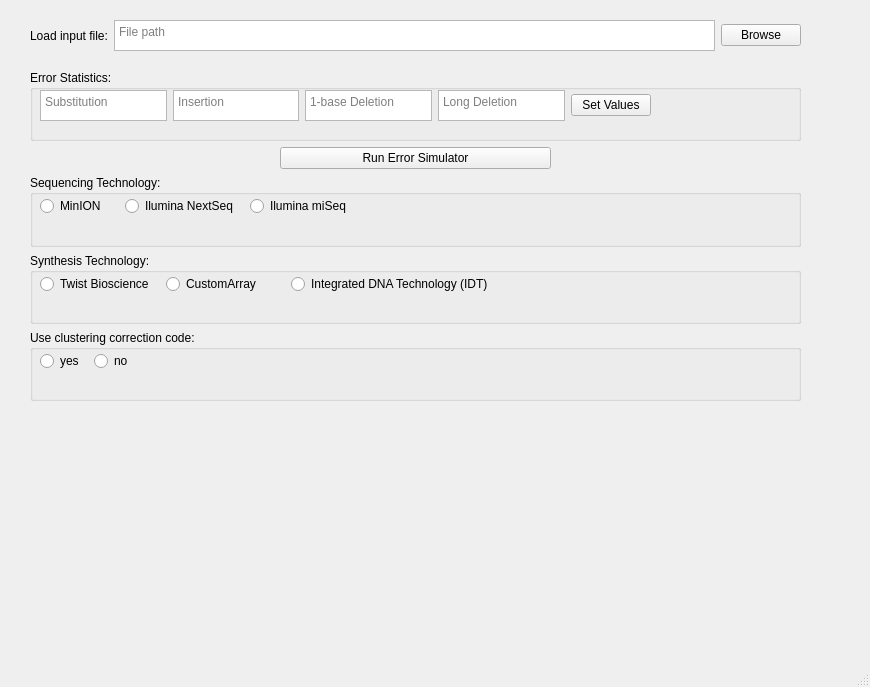
This is dnaSimulator/dnaSimulator.ui in oyerush/DNASimulator as Qt 5 draws it before an edit. The edited form follows.
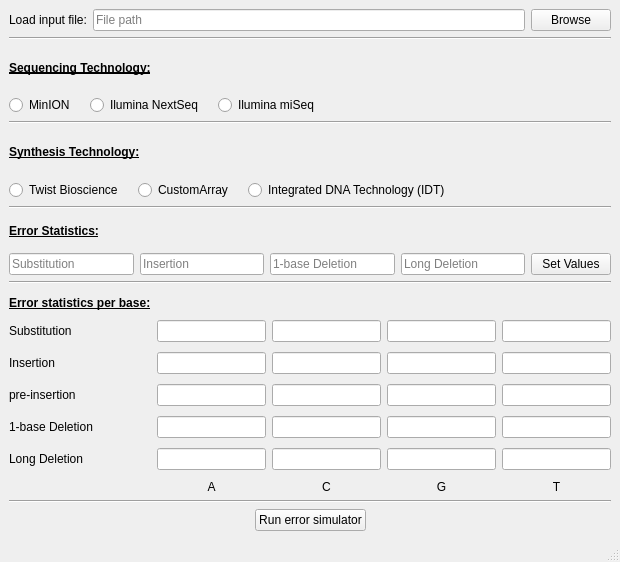
This is the edited form.

Commit message: #9 - changed the UI and added better layouts. Also added the per base error rates

Diff of the .ui file:
```diff
--- a/dnaSimulator/dnaSimulator.ui
+++ b/dnaSimulator/dnaSimulator.ui
@@ -6,33 +6,26 @@
    <rect>
     <x>0</x>
     <y>0</y>
-    <width>870</width>
-    <height>687</height>
+    <width>620</width>
+    <height>562</height>
    </rect>
   </property>
   <property name="windowTitle">
    <string>DNA Simulator</string>
   </property>
   <widget class="QWidget" name="centralwidget">
-   <widget class="QWidget" name="horizontalLayoutWidget_2">
-    <property name="geometry">
-     <rect>
-      <x>30</x>
-      <y>20</y>
-      <width>771</width>
-      <height>31</height>
-     </rect>
-    </property>
-    <layout class="QHBoxLayout" name="load_input_horizontalLayout">
+   <layout class="QVBoxLayout" name="verticalLayout_3">
      <item>
-      <widget class="QLabel" name="loadInputLabel">
+     <layout class="QHBoxLayout" name="file_input_horizontalLayout">
+      <item>
+       <widget class="QLabel" name="load_Input_Label">
        <property name="text">
         <string>Load input file:</string>
        </property>
       </widget>
      </item>
      <item>
-      <widget class="QPlainTextEdit" name="filePath_textEdit">
+       <widget class="QLineEdit" name="file_path_lineEdit">
        <property name="placeholderText">
         <string>File path</string>
        </property>
@@ -52,117 +45,34 @@
       </widget>
      </item>
     </layout>
-   </widget>
-   <widget class="QWidget" name="verticalLayoutWidget">
-    <property name="geometry">
-     <rect>
-      <x>30</x>
-      <y>70</y>
-      <width>771</width>
-      <height>331</height>
-     </rect>
-    </property>
-    <layout class="QVBoxLayout" name="algorithms_verticalLayout">
-     <item>
-      <widget class="QGroupBox" name="error_statistics_groupBox">
-       <property name="title">
-        <string>Error Statistics:</string>
-       </property>
-       <widget class="QWidget" name="horizontalLayoutWidget">
-        <property name="geometry">
-         <rect>
-          <x>10</x>
-          <y>20</y>
-          <width>611</width>
-          <height>31</height>
-         </rect>
-        </property>
-        <layout class="QHBoxLayout" name="error_statistics_horizontalLayout">
-         <item>
-          <widget class="QTextEdit" name="substitution_textEdit">
-           <property name="placeholderText">
-            <string>Substitution</string>
-           </property>
-          </widget>
          </item>
          <item>
-          <widget class="QTextEdit" name="insertion_textEdit">
-           <property name="placeholderText">
-            <string>Insertion</string>
+     <widget class="Line" name="line">
+      <property name="orientation">
+       <enum>Qt::Horizontal</enum>
            </property>
           </widget>
          </item>
          <item>
-          <widget class="QTextEdit" name="one_base_deletion_textEdit">
-           <property name="placeholderText">
-            <string>1-base Deletion</string>
-           </property>
-          </widget>
-         </item>
+     <layout class="QVBoxLayout" name="sequencing_tech_verticalLayout">
          <item>
-          <widget class="QTextEdit" name="long_deletion_textEdit">
-           <property name="placeholderText">
-            <string>Long Deletion</string>
-           </property>
-          </widget>
-         </item>
-         <item>
-          <widget class="QPushButton" name="set_current_values_PushButton">
+       <widget class="QLabel" name="sequencing_tech_label">
+        <property name="font">
+         <font>
+          <weight>75</weight>
+          <bold>true</bold>
+          <underline>true</underline>
+         </font>
+        </property>
            <property name="text">
-            <string>Set Values</string>
-           </property>
-           <property name="iconSize">
-            <size>
-             <width>16</width>
-             <height>16</height>
-            </size>
-           </property>
-          </widget>
-         </item>
-        </layout>
-       </widget>
-      </widget>
-     </item>
-     <item>
-      <layout class="QHBoxLayout" name="run_error_simulator_horizontalLayout" stretch="0">
-       <property name="leftMargin">
-        <number>250</number>
-       </property>
-       <property name="rightMargin">
-        <number>250</number>
-       </property>
-       <item>
-        <widget class="QPushButton" name="run_error_simulator_PushButton">
-         <property name="text">
-          <string>Run Error Simulator</string>
-         </property>
-         <property name="iconSize">
-          <size>
-           <width>16</width>
-           <height>16</height>
-          </size>
-         </property>
-        </widget>
-       </item>
-      </layout>
-     </item>
-     <item>
-      <widget class="QGroupBox" name="sequencing_groupBox">
-       <property name="title">
         <string>Sequencing Technology:</string>
        </property>
-       <widget class="QWidget" name="layoutWidget">
-        <property name="geometry">
-         <rect>
-          <x>10</x>
-          <y>20</y>
-          <width>311</width>
-          <height>22</height>
-         </rect>
-        </property>
-        <layout class="QHBoxLayout" name="sequencing_horizontalLayout">
+       </widget>
+      </item>
+      <item>
+       <layout class="QHBoxLayout" name="tech_radio_buttons_horizontalLayout">
          <property name="spacing">
-          <number>12</number>
+         <number>15</number>
          </property>
          <item>
           <widget class="QRadioButton" name="MinION_radioButton">
@@ -185,27 +95,50 @@
            </property>
           </widget>
          </item>
-        </layout>
-       </widget>
-      </widget>
+        <item>
+         <spacer name="tech_radio_buttons_horizontalSpacer">
+          <property name="orientation">
+           <enum>Qt::Horizontal</enum>
+          </property>
+          <property name="sizeHint" stdset="0">
+           <size>
+            <width>40</width>
+            <height>20</height>
+           </size>
+          </property>
+         </spacer>
+        </item>
+       </layout>
+      </item>
+     </layout>
+    </item>
+    <item>
+     <widget class="Line" name="line_2">
+      <property name="orientation">
+       <enum>Qt::Horizontal</enum>
+      </property>
+     </widget>
      </item>
      <item>
-      <widget class="QGroupBox" name="synthesis_groupBox">
-       <property name="title">
+     <layout class="QVBoxLayout" name="synthesis_tech_verticalLayout">
+      <item>
+       <widget class="QLabel" name="synthesis_tech_radio_buttons_label">
+        <property name="font">
+         <font>
+          <weight>75</weight>
+          <bold>true</bold>
+          <underline>true</underline>
+         </font>
+        </property>
+        <property name="text">
         <string>Synthesis Technology:</string>
        </property>
-       <widget class="QWidget" name="layoutWidget">
-        <property name="geometry">
-         <rect>
-          <x>10</x>
-          <y>20</y>
-          <width>453</width>
-          <height>22</height>
-         </rect>
-        </property>
-        <layout class="QHBoxLayout" name="synthesis_horizontalLayout">
+       </widget>
+      </item>
+      <item>
+       <layout class="QHBoxLayout" name="synthesis_tech_radio_buttons_horizontalLayout">
          <property name="spacing">
-          <number>12</number>
+         <number>15</number>
          </property>
          <item>
           <widget class="QRadioButton" name="twist_bioscience_radioButton">
@@ -228,48 +161,348 @@
            </property>
           </widget>
          </item>
-        </layout>
-       </widget>
+        <item>
+         <spacer name="synthesis_tech_radio_buttons_horizontalSpacer">
+          <property name="orientation">
+           <enum>Qt::Horizontal</enum>
+          </property>
+          <property name="sizeHint" stdset="0">
+           <size>
+            <width>40</width>
+            <height>20</height>
+           </size>
+          </property>
+         </spacer>
+        </item>
+       </layout>
+      </item>
+     </layout>
+    </item>
+    <item>
+     <widget class="Line" name="line_3">
+      <property name="orientation">
+       <enum>Qt::Horizontal</enum>
+      </property>
+     </widget>
+    </item>
+    <item>
+     <layout class="QVBoxLayout" name="error_stats_verticalLayout">
+      <item>
+       <widget class="QLabel" name="error_stats_label">
+        <property name="font">
+         <font>
+          <weight>75</weight>
+          <bold>true</bold>
+          <underline>true</underline>
+         </font>
+        </property>
+        <property name="text">
+         <string>Error Statistics:</string>
+        </property>
       </widget>
      </item>
      <item>
-      <widget class="QGroupBox" name="clustering_correction_code_groupBox">
-       <property name="title">
-        <string>Use clustering correction code:</string>
-       </property>
-       <widget class="QWidget" name="layoutWidget">
-        <property name="geometry">
-         <rect>
-          <x>10</x>
-          <y>20</y>
-          <width>93</width>
-          <height>22</height>
-         </rect>
-        </property>
-        <layout class="QHBoxLayout" name="clustering_correction_horizontalLayout">
-         <property name="spacing">
-          <number>12</number>
-         </property>
+       <layout class="QHBoxLayout" name="error_stats_inputs_horizontalLayout">
+        <item>
+         <widget class="QLineEdit" name="substitution_lineEdit">
+          <property name="sizePolicy">
+           <sizepolicy hsizetype="Expanding" vsizetype="Fixed">
+            <horstretch>0</horstretch>
+            <verstretch>0</verstretch>
+           </sizepolicy>
+          </property>
+          <property name="placeholderText">
+           <string>Substitution</string>
+          </property>
+         </widget>
+        </item>
+        <item>
+         <widget class="QLineEdit" name="insertion_lineEdit">
+          <property name="placeholderText">
+           <string>Insertion</string>
+          </property>
+         </widget>
+        </item>
          <item>
-          <widget class="QRadioButton" name="clustering_correction_yes_radioButton">
-           <property name="text">
-            <string>yes</string>
+         <widget class="QLineEdit" name="one_base_del_lineEdit">
+          <property name="placeholderText">
+           <string>1-base Deletion</string>
            </property>
           </widget>
          </item>
          <item>
-          <widget class="QRadioButton" name="clustering_correction_no_radioButton">
+         <widget class="QLineEdit" name="long_del_lineEdit">
+          <property name="placeholderText">
+           <string>Long Deletion</string>
+          </property>
+         </widget>
+        </item>
+        <item>
+         <widget class="QPushButton" name="set_current_values_PushButton">
            <property name="text">
-            <string>no</string>
-           </property>
+           <string>Set Values</string>
+          </property>
+          <property name="iconSize">
+           <size>
+            <width>16</width>
+            <height>16</height>
+           </size>
+          </property>
           </widget>
          </item>
         </layout>
+      </item>
+      <item>
+       <widget class="Line" name="line_4">
+        <property name="orientation">
+         <enum>Qt::Horizontal</enum>
+        </property>
        </widget>
-      </widget>
-     </item>
-    </layout>
-   </widget>
+      </item>
+     </layout>
+    </item>
+    <item>
+     <widget class="QFrame" name="frame">
+      <property name="sizePolicy">
+       <sizepolicy hsizetype="Fixed" vsizetype="Fixed">
+        <horstretch>0</horstretch>
+        <verstretch>0</verstretch>
+       </sizepolicy>
+      </property>
+      <property name="frameShape">
+       <enum>QFrame::StyledPanel</enum>
+      </property>
+      <property name="frameShadow">
+       <enum>QFrame::Raised</enum>
+      </property>
+     </widget>
+    </item>
+    <item>
+     <layout class="QGridLayout" name="gridLayout">
+      <property name="verticalSpacing">
+       <number>10</number>
+      </property>
+      <item row="1" column="3">
+       <widget class="QLineEdit" name="G_substitution_lineEdit"/>
+      </item>
+      <item row="3" column="3">
+       <widget class="QLineEdit" name="G_pre_insertion_lineEdit"/>
+      </item>
+      <item row="6" column="3">
+       <widget class="QLabel" name="G_base_label">
+        <property name="text">
+         <string>G</string>
+        </property>
+        <property name="alignment">
+         <set>Qt::AlignCenter</set>
+        </property>
+       </widget>
+      </item>
+      <item row="1" column="5">
+       <widget class="QLineEdit" name="T_substitution_lineEdit"/>
+      </item>
+      <item row="6" column="0">
+       <widget class="QLabel" name="empty_label">
+        <property name="text">
+         <string/>
+        </property>
+       </widget>
+      </item>
+      <item row="1" column="1">
+       <widget class="QLineEdit" name="A_substitution_lineEdit"/>
+      </item>
+      <item row="5" column="3">
+       <widget class="QLineEdit" name="G_long_del_lineEdit"/>
+      </item>
+      <item row="5" column="0">
+       <widget class="QLabel" name="long_del_label">
+        <property name="text">
+         <string>Long Deletion</string>
+        </property>
+       </widget>
+      </item>
+      <item row="5" column="1">
+       <widget class="QLineEdit" name="A_long_del_lineEdit"/>
+      </item>
+      <item row="4" column="0">
+       <widget class="QLabel" name="one_base_del_label">
+        <property name="text">
+         <string>1-base Deletion</string>
+        </property>
+       </widget>
+      </item>
+      <item row="4" column="2">
+       <widget class="QLineEdit" name="C_one_base_del_lineEdit"/>
+      </item>
+      <item row="3" column="5">
+       <widget class="QLineEdit" name="T_pre_insertion_lineEdit"/>
+      </item>
+      <item row="3" column="2">
+       <widget class="QLineEdit" name="C_pre_insertion_lineEdit"/>
+      </item>
+      <item row="3" column="1">
+       <widget class="QLineEdit" name="A_pre_insertion_lineEdit"/>
+      </item>
+      <item row="3" column="0">
+       <widget class="QLabel" name="pre_insertion_label">
+        <property name="text">
+         <string>pre-insertion</string>
+        </property>
+       </widget>
+      </item>
+      <item row="1" column="2">
+       <widget class="QLineEdit" name="C_substitution_lineEdit"/>
+      </item>
+      <item row="2" column="2">
+       <widget class="QLineEdit" name="C_insertion_lineEdit"/>
+      </item>
+      <item row="2" column="3">
+       <widget class="QLineEdit" name="G_insertion_lineEdit"/>
+      </item>
+      <item row="5" column="5">
+       <widget class="QLineEdit" name="T_long_del_lineEdit"/>
+      </item>
+      <item row="1" column="0">
+       <widget class="QLabel" name="Substitution_label">
+        <property name="text">
+         <string>Substitution</string>
+        </property>
+       </widget>
+      </item>
+      <item row="4" column="1">
+       <widget class="QLineEdit" name="A_one_base_del_lineEdit"/>
+      </item>
+      <item row="6" column="5">
+       <widget class="QLabel" name="T_base_label">
+        <property name="text">
+         <string>T</string>
+        </property>
+        <property name="alignment">
+         <set>Qt::AlignCenter</set>
+        </property>
+       </widget>
+      </item>
+      <item row="0" column="0">
+       <widget class="QLabel" name="error_stats_base_label">
+        <property name="font">
+         <font>
+          <weight>75</weight>
+          <bold>true</bold>
+          <underline>true</underline>
+         </font>
+        </property>
+        <property name="text">
+         <string>Error statistics per base:</string>
+        </property>
+       </widget>
+      </item>
+      <item row="5" column="2">
+       <widget class="QLineEdit" name="C_long_del_lineEdit"/>
+      </item>
+      <item row="2" column="5">
+       <widget class="QLineEdit" name="T_insertion_lineEdit"/>
+      </item>
+      <item row="6" column="1">
+       <widget class="QLabel" name="A_base_label">
+        <property name="autoFillBackground">
+         <bool>false</bool>
+        </property>
+        <property name="text">
+         <string>A</string>
+        </property>
+        <property name="alignment">
+         <set>Qt::AlignCenter</set>
+        </property>
+       </widget>
+      </item>
+      <item row="4" column="5">
+       <widget class="QLineEdit" name="T_one_base_del_lineEdit"/>
+      </item>
+      <item row="2" column="0">
+       <widget class="QLabel" name="Insertion_label">
+        <property name="text">
+         <string>Insertion</string>
+        </property>
+       </widget>
+      </item>
+      <item row="2" column="1">
+       <widget class="QLineEdit" name="A_insertion_lineEdit"/>
+      </item>
+      <item row="4" column="3">
+       <widget class="QLineEdit" name="G_one_base_del_lineEdit"/>
+      </item>
+      <item row="6" column="2">
+       <widget class="QLabel" name="C_base_label">
+        <property name="text">
+         <string>C</string>
+        </property>
+        <property name="alignment">
+         <set>Qt::AlignCenter</set>
+        </property>
+       </widget>
+      </item>
+     </layout>
+    </item>
+    <item>
+     <widget class="Line" name="line_5">
+      <property name="orientation">
+       <enum>Qt::Horizontal</enum>
+      </property>
+     </widget>
+    </item>
+    <item>
+     <layout class="QHBoxLayout" name="execute_horizontalLayout">
+      <property name="sizeConstraint">
+       <enum>QLayout::SetDefaultConstraint</enum>
+      </property>
+      <item>
+       <spacer name="execute_horizontalSpacer_left">
+        <property name="orientation">
+         <enum>Qt::Horizontal</enum>
+        </property>
+        <property name="sizeHint" stdset="0">
+         <size>
+          <width>40</width>
+          <height>20</height>
+         </size>
+        </property>
+       </spacer>
+      </item>
+      <item>
+       <widget class="QPushButton" name="run_error_simulator_PushButton">
+        <property name="sizePolicy">
+         <sizepolicy hsizetype="Fixed" vsizetype="Fixed">
+          <horstretch>0</horstretch>
+          <verstretch>0</verstretch>
+         </sizepolicy>
+        </property>
+        <property name="layoutDirection">
+         <enum>Qt::LeftToRight</enum>
+        </property>
+        <property name="autoFillBackground">
+         <bool>false</bool>
+        </property>
+        <property name="text">
+         <string>Run error simulator</string>
+        </property>
+       </widget>
+      </item>
+      <item>
+       <spacer name="execute_horizontalSpacer_right">
+        <property name="orientation">
+         <enum>Qt::Horizontal</enum>
+        </property>
+        <property name="sizeHint" stdset="0">
+         <size>
+          <width>40</width>
+          <height>20</height>
+         </size>
+        </property>
+       </spacer>
+      </item>
+     </layout>
+    </item>
+   </layout>
   </widget>
   <widget class="QMenuBar" name="menubar">
    <property name="geometry">
```
Left out of the diff: 12 changed lines with no effect on the pictures. Lines whose indentation alone changed are shown as unchanged. The commit also changes 3 other files.
